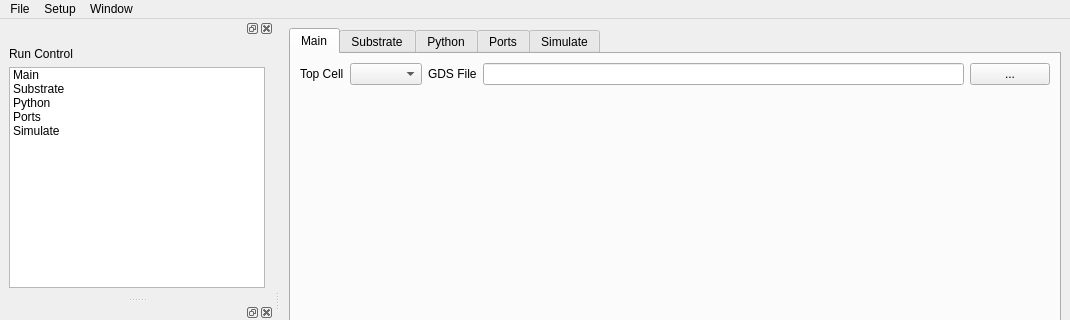
Above: src/mainwindow.ui from IHP-GmbH/EMStudio before the change; both pictures show x 0 to 1070 and y 0 to 320 of the 1070 by 603 pixel window. Below: the same form after it.
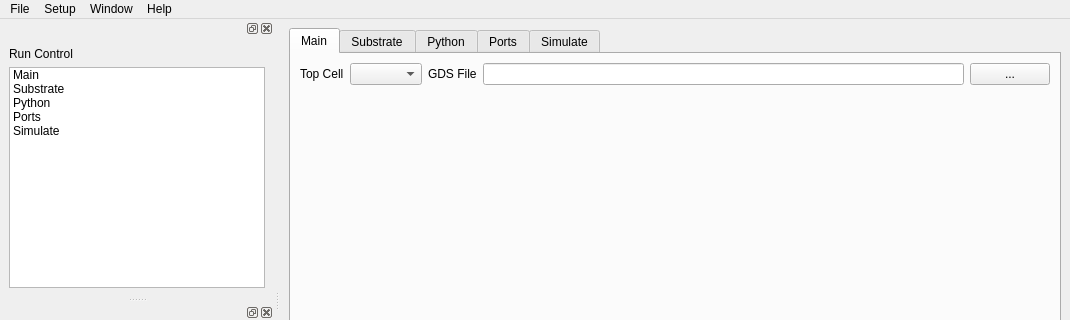
That is the form after the change. Custom widgets are drawn as their Qt base class.

What changed in the file:
```diff
--- a/src/mainwindow.ui
+++ b/src/mainwindow.ui
@@ -311,7 +311,7 @@
      <x>0</x>
      <y>0</y>
      <width>1070</width>
-     <height>21</height>
+     <height>25</height>
     </rect>
    </property>
    <widget class="QMenu" name="menuFile">
@@ -340,9 +340,16 @@
     <addaction name="actionRun_Control"/>
     <addaction name="actionLog"/>
    </widget>
+   <widget class="QMenu" name="menuHelp">
+    <property name="title">
+     <string>Help</string>
+    </property>
+    <addaction name="actionAbout_EMStudio"/>
+   </widget>
    <addaction name="menuFile"/>
    <addaction name="menuSetup"/>
    <addaction name="menuWindow"/>
+   <addaction name="menuHelp"/>
   </widget>
   <widget class="QStatusBar" name="statusbar"/>
   <widget class="QDockWidget" name="dockRunControl">
```
Left out of the diff: 5 changed lines with no effect on the pictures.
